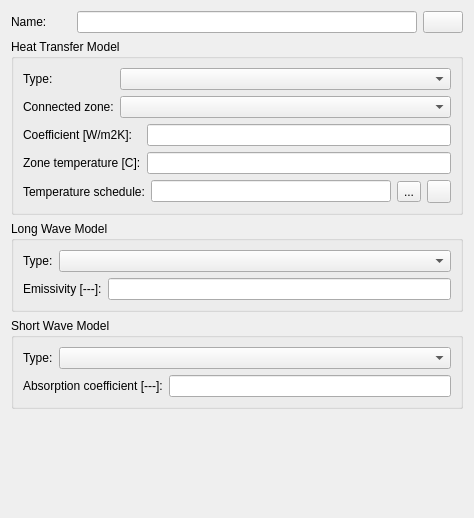
Brockaaa/SIM-VICUS, file SIM-VICUS/src/SVDBLCAPeriodEditWidget.ui: the form before one commit.
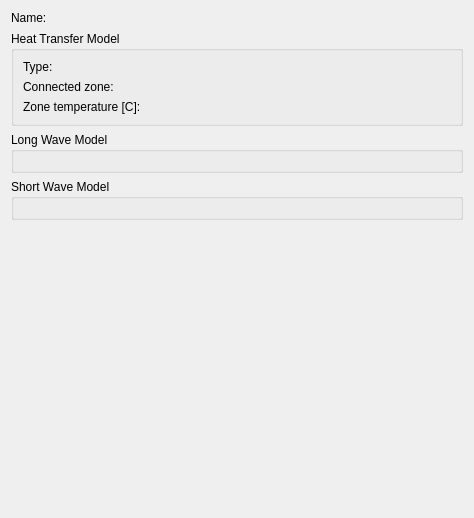
The form after the commit. Icons and pictures are not drawn. Custom widgets are drawn as their Qt base class.

Commit message: Updated LCA Period model

The edit to the form file:
```diff
--- a/SIM-VICUS/src/SVDBLCAPeriodEditWidget.ui
+++ b/SIM-VICUS/src/SVDBLCAPeriodEditWidget.ui
@@ -29,25 +29,6 @@
        </property>
       </widget>
      </item>
-     <item>
-      <widget class="QtExt::LanguageStringEditWidget1" name="lineEditName"/>
-     </item>
-     <item>
-      <widget class="QtExt::ColorButton" name="pushButtonColor">
-       <property name="sizePolicy">
-        <sizepolicy hsizetype="Fixed" vsizetype="Fixed">
-         <horstretch>0</horstretch>
-         <verstretch>0</verstretch>
-        </sizepolicy>
-       </property>
-       <property name="minimumSize">
-        <size>
-         <width>40</width>
-         <height>0</height>
-        </size>
-       </property>
-      </widget>
-     </item>
     </layout>
    </item>
    <item>
@@ -63,16 +44,6 @@
         </property>
        </widget>
       </item>
-      <item row="0" column="1" colspan="2">
-       <widget class="QComboBox" name="comboBoxHeatTransferCoeffModelType">
-        <property name="sizePolicy">
-         <sizepolicy hsizetype="Expanding" vsizetype="Fixed">
-          <horstretch>0</horstretch>
-          <verstretch>0</verstretch>
-         </sizepolicy>
-        </property>
-       </widget>
-      </item>
       <item row="1" column="0">
        <widget class="QLabel" name="labelConnectedZoneType">
         <property name="text">
@@ -80,68 +51,15 @@
         </property>
        </widget>
       </item>
-      <item row="1" column="1" colspan="2">
-       <widget class="QComboBox" name="comboBoxConnectedZoneType">
-        <property name="sizePolicy">
-         <sizepolicy hsizetype="Expanding" vsizetype="Fixed">
-          <horstretch>0</horstretch>
-          <verstretch>0</verstretch>
-         </sizepolicy>
-        </property>
-       </widget>
-      </item>
       <item row="2" column="0" colspan="2">
-       <widget class="QLabel" name="labelHeatTransferCoefficient">
-        <property name="text">
-         <string>Coefficient [W/m2K]:</string>
-        </property>
-       </widget>
-      </item>
-      <item row="2" column="2">
-       <widget class="QtExt::ValidatingLineEdit" name="lineEditHeatTransferCoefficient"/>
-      </item>
-      <item row="3" column="0" colspan="2">
        <widget class="QLabel" name="labelZoneConstTemperature">
         <property name="text">
          <string>Zone temperature [C]:</string>
         </property>
        </widget>
       </item>
-      <item row="3" column="2">
-       <widget class="QtExt::ValidatingLineEdit" name="lineEditZoneConstTemperature"/>
-      </item>
-      <item row="4" column="0" colspan="3">
-       <layout class="QGridLayout" name="gridLayout">
-        <item row="0" column="0">
-         <widget class="QLabel" name="labelScheduleZoneTemperature">
-          <property name="text">
-           <string>Temperature schedule:</string>
-          </property>
-         </widget>
-        </item>
-        <item row="0" column="1">
-         <widget class="QLineEdit" name="lineEditTemperatureScheduleName">
-          <property name="readOnly">
-           <bool>true</bool>
-          </property>
-         </widget>
-        </item>
-        <item row="0" column="2">
-         <widget class="QToolButton" name="toolButtonSelectTemperatureSchedule">
-          <property name="text">
-           <string>...</string>
-          </property>
-         </widget>
-        </item>
-        <item row="0" column="3">
-         <widget class="QToolButton" name="toolButtonRemoveTemperatureSchedule">
-          <property name="icon">
-           <iconset resource="../resources/SIM-VICUS.qrc">
-            <normaloff>:/gfx/actions/24x24/minus.png</normaloff>:/gfx/actions/24x24/minus.png</iconset>
-          </property>
-         </widget>
-        </item>
-       </layout>
+      <item row="3" column="0" colspan="3">
+       <layout class="QGridLayout" name="gridLayout"/>
       </item>
      </layout>
     </widget>
@@ -153,35 +71,7 @@
      </property>
      <layout class="QGridLayout" name="gridLayout_2">
       <item row="0" column="0" colspan="2">
-       <layout class="QHBoxLayout" name="horizontalLayout_2">
-        <item>
-         <widget class="QLabel" name="labelLWModelType">
-          <property name="text">
-           <string>Type:</string>
-          </property>
-         </widget>
-        </item>
-        <item>
-         <widget class="QComboBox" name="comboBoxLWModelType">
-          <property name="sizePolicy">
-           <sizepolicy hsizetype="Expanding" vsizetype="Fixed">
-            <horstretch>0</horstretch>
-            <verstretch>0</verstretch>
-           </sizepolicy>
-          </property>
-         </widget>
-        </item>
-       </layout>
-      </item>
-      <item row="1" column="0">
-       <widget class="QLabel" name="labelLongWaveEmissivity">
-        <property name="text">
-         <string>Emissivity [---]:</string>
-        </property>
-       </widget>
-      </item>
-      <item row="1" column="1">
-       <widget class="QtExt::ValidatingLineEdit" name="lineEditLongWaveEmissivity"/>
+       <layout class="QHBoxLayout" name="horizontalLayout_2"/>
       </item>
      </layout>
     </widget>
@@ -193,35 +83,7 @@
      </property>
      <layout class="QGridLayout" name="gridLayout_3">
       <item row="0" column="0" colspan="2">
-       <layout class="QHBoxLayout" name="horizontalLayout_3">
-        <item>
-         <widget class="QLabel" name="labelSWModelType">
-          <property name="text">
-           <string>Type:</string>
-          </property>
-         </widget>
-        </item>
-        <item>
-         <widget class="QComboBox" name="comboBoxSWModelType">
-          <property name="sizePolicy">
-           <sizepolicy hsizetype="Expanding" vsizetype="Fixed">
-            <horstretch>0</horstretch>
-            <verstretch>0</verstretch>
-           </sizepolicy>
-          </property>
-         </widget>
-        </item>
-       </layout>
-      </item>
-      <item row="1" column="0">
-       <widget class="QLabel" name="labelSolarAbsorptionCoefficient">
-        <property name="text">
-         <string>Absorption coefficient [---]:</string>
-        </property>
-       </widget>
-      </item>
-      <item row="1" column="1">
-       <widget class="QtExt::ValidatingLineEdit" name="lineEditSolarAbsorptionCoefficient"/>
+       <layout class="QHBoxLayout" name="horizontalLayout_3"/>
       </item>
      </layout>
     </widget>
@@ -241,32 +103,6 @@
    </item>
   </layout>
  </widget>
- <customwidgets>
-  <customwidget>
-   <class>QtExt::ColorButton</class>
-   <extends>QPushButton</extends>
-   <header location="global">QtExt_ColorButton.h</header>
-   <slots>
-    <signal>colorChanged()</signal>
-   </slots>
-  </customwidget>
-  <customwidget>
-   <class>QtExt::ValidatingLineEdit</class>
-   <extends>QLineEdit</extends>
-   <header location="global">QtExt_ValidatingLineEdit.h</header>
-   <slots>
-    <signal>editingFinishedSuccessfully()</signal>
-   </slots>
-  </customwidget>
-  <customwidget>
-   <class>QtExt::LanguageStringEditWidget1</class>
-   <extends>QLineEdit</extends>
-   <header location="global">QtExt_LanguageStringEditWidget1.h</header>
-   <container>1</container>
-  </customwidget>
- </customwidgets>
- <resources>
-  <include location="../resources/SIM-VICUS.qrc"/>
- </resources>
+ <resources/>
  <connections/>
 </ui>
```
The commit also changes 9 other files.
